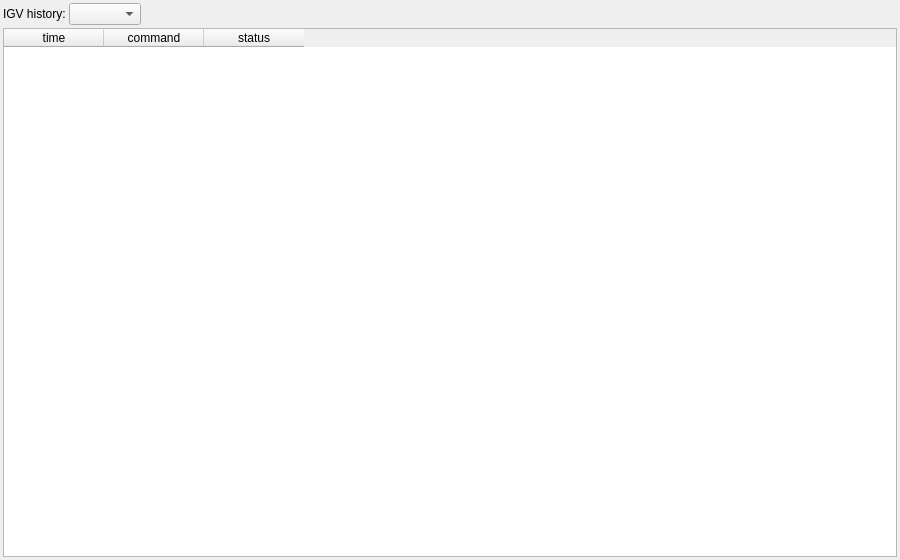
The window that src/GSvar/IgvLogWidget.ui (imgag/ngs-bits) describes before a commit, drawn with Qt 5.
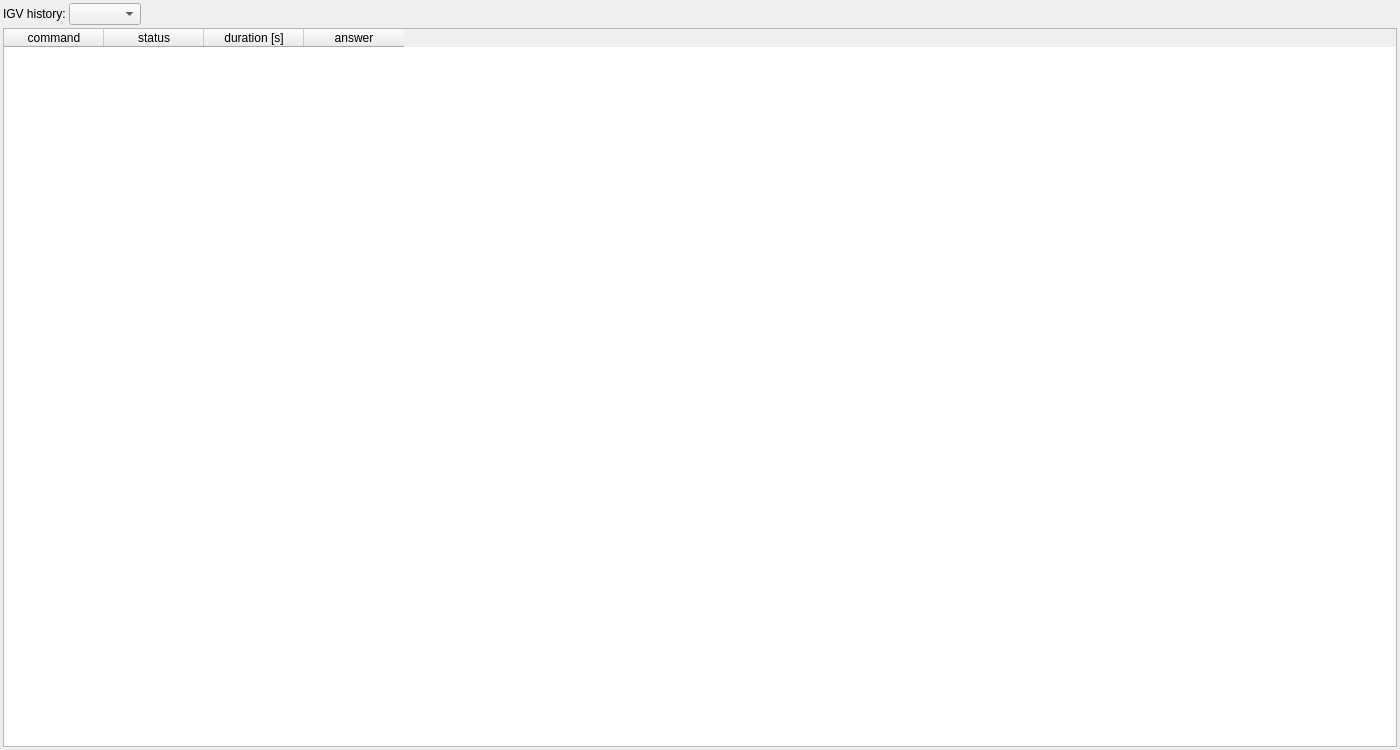
The same window after the commit.

```diff
--- a/src/GSvar/IgvLogWidget.ui
+++ b/src/GSvar/IgvLogWidget.ui
@@ -6,8 +6,8 @@
    <rect>
     <x>0</x>
     <y>0</y>
-    <width>900</width>
-    <height>560</height>
+    <width>1400</width>
+    <height>750</height>
    </rect>
   </property>
   <property name="sizePolicy">
@@ -18,8 +18,8 @@
   </property>
   <property name="minimumSize">
    <size>
-    <width>900</width>
-    <height>500</height>
+    <width>1400</width>
+    <height>750</height>
    </size>
   </property>
   <property name="windowTitle">
@@ -91,11 +91,6 @@
      <attribute name="verticalHeaderDefaultSectionSize">
       <number>30</number>
      </attribute>
-     <column>
-      <property name="text">
-       <string>time</string>
-      </property>
-     </column>
      <column>
       <property name="text">
        <string>command</string>
@@ -106,6 +101,16 @@
        <string>status</string>
       </property>
      </column>
+     <column>
+      <property name="text">
+       <string>duration [s]</string>
+      </property>
+     </column>
+     <column>
+      <property name="text">
+       <string>answer</string>
+      </property>
+     </column>
     </widget>
    </item>
   </layout>
```
